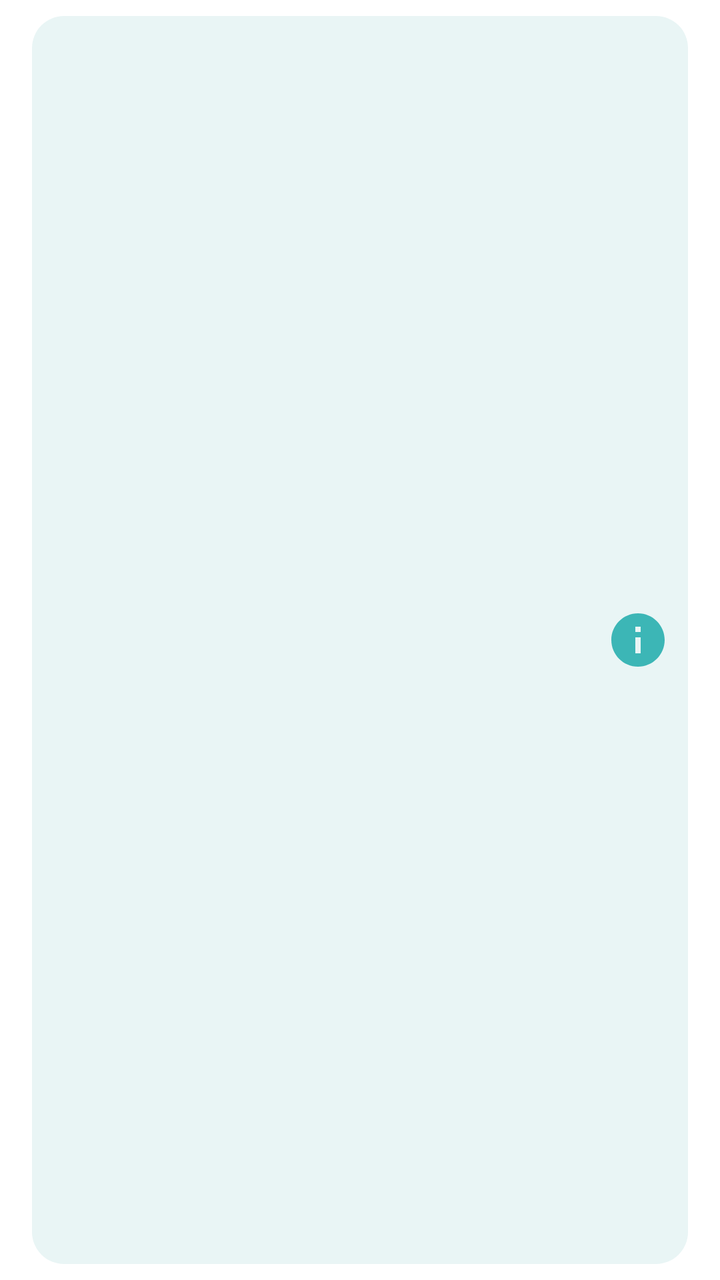
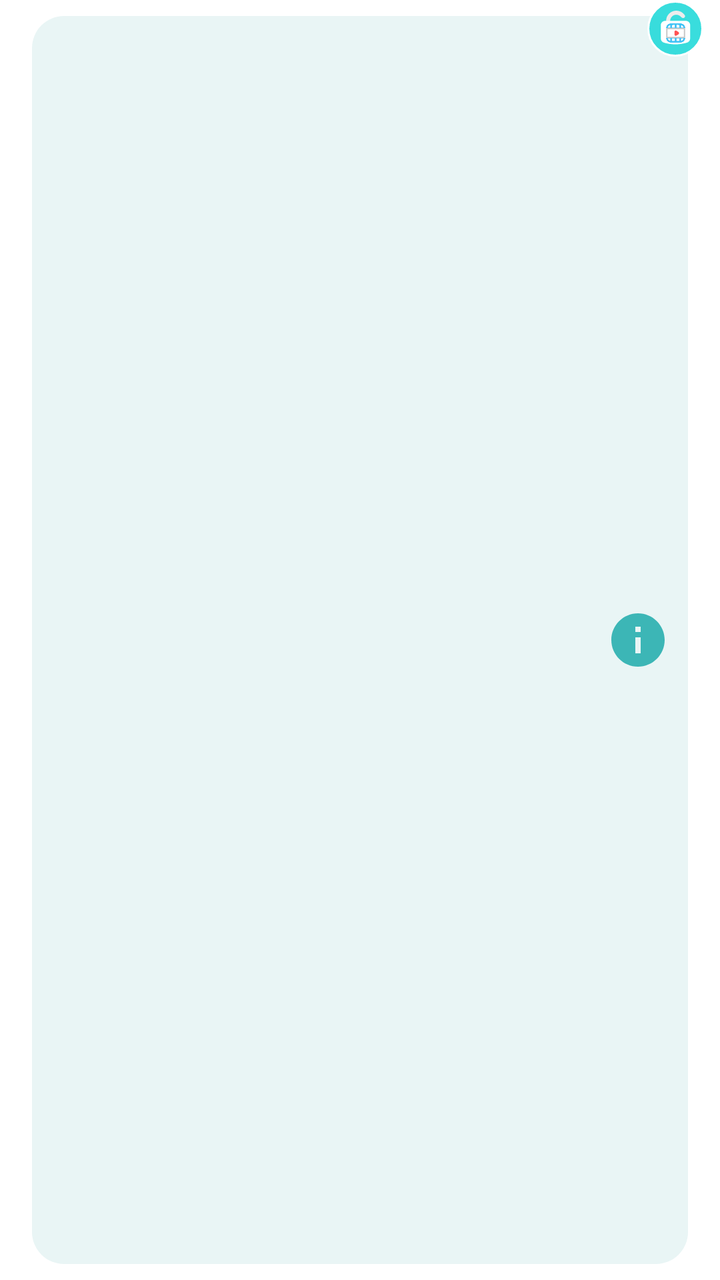

Compare the two renders of this Android layout. The source of the first and the diff that turns it into the second are given below.
<!-- AndroidManifest.xml: application theme Theme.CheckEyesight -->
<!-- res/layout/tab1_item.xml -->
<?xml version="1.0" encoding="utf-8"?>
<RelativeLayout
    xmlns:android="http://schemas.android.com/apk/res/android"
    xmlns:app="http://schemas.android.com/apk/res-auto"
    android:layout_width="wrap_content"
    android:layout_height="wrap_content"
    android:background="@color/white_to_night"

    >

    <androidx.cardview.widget.CardView
        android:layout_width="match_parent"
        android:layout_height="match_parent"
        app:cardCornerRadius="16dp"
        android:layout_marginHorizontal="16dp"
        android:layout_marginVertical="8dp"
        app:cardElevation="0dp"
        app:cardMaxElevation="0dp"
        >

        <RelativeLayout
            android:layout_width="match_parent"
            android:layout_height="match_parent"
            android:background="@color/light_and_dark"

            >

            <ImageView
                android:id="@+id/image_tab1"
                android:layout_width="56dp"
                android:layout_height="56dp"
                android:layout_centerVertical="true"
                android:layout_marginStart="10dp"
                android:layout_marginVertical="18dp"
                />

            <TextView
                android:id="@+id/title_tab1"
                android:layout_width="wrap_content"
                android:layout_height="wrap_content"
                android:layout_centerVertical="true"
                android:layout_toEndOf="@+id/image_tab1"
                android:text=""
                android:textColor="@color/night_to_white"
                android:textSize="16sp"
                android:textStyle="bold"
                android:layout_toStartOf="@+id/info_tab1"
                android:gravity="center_vertical"
                android:maxLines="2"
                android:paddingHorizontal="10dp"

                />

            <Button
                android:id="@+id/info_tab1"
                android:layout_width="50dp"
                android:layout_height="50dp"
                android:layout_alignParentEnd="true"
                android:layout_centerVertical="true"
                android:background="@drawable/ic_info"
                android:textSize="12sp"
                android:padding="10sp"
                android:backgroundTint="#3CB6B6"


                />
        </RelativeLayout>
    </androidx.cardview.widget.CardView>
</RelativeLayout>
<!-- resources referenced by this layout -->
<resources>
  <color name="light_and_dark">#E9F5F5</color>
  <color name="night_to_white">#279494</color>
  <color name="white_to_night">#FFFFFFFF</color>
  <!-- drawable ic_info (drawable) -->
  <vector xmlns:android="http://schemas.android.com/apk/res/android"
      android:width="30dp"
      android:height="30dp"
      android:viewportWidth="30"
      android:viewportHeight="30"
      >
    <group>
      <clip-path
          android:pathData="M15,0L15,0A15,15 0,0 1,30 15L30,15A15,15 0,0 1,15 30L15,30A15,15 0,0 1,0 15L0,15A15,15 0,0 1,15 0z"/>
      <path
          android:pathData="M15,0L15,0A15,15 0,0 1,30 15L30,15A15,15 0,0 1,15 30L15,30A15,15 0,0 1,0 15L0,15A15,15 0,0 1,15 0z"
          />
      <path
          android:pathData="M15,23C10.582,23 7,19.418 7,15C7,10.582 10.582,7 15,7C19.418,7 23,10.582 23,15C23,19.418 19.418,23 15,23ZM14.2,14.2V19H15.8V14.2H14.2ZM14.2,11V12.6H15.8V11H14.2Z"
          android:fillColor="@color/main_color"
  
          />
    </group>
  </vector>
  <style name="Theme.CheckEyesight" parent="Theme.AppCompat.DayNight.DarkActionBar">
          
          <item name="colorPrimary">@color/cardview_dark_background</item>
          <item name="colorPrimaryVariant">@color/black</item>
          <item name="colorOnPrimary">@color/black</item>
          
          <item name="colorSecondary">@color/black</item>
          <item name="colorSecondaryVariant">@color/black</item>
          <item name="colorOnSecondary">@color/black</item>
          
          <item name="background">@color/teal_700</item>
          <item name="fontFamily">@font/balsamiqsans_regular</item>
  
          <item name="android:navigationBarColor">@android:color/transparent</item>
          <item name="android:statusBarColor">@android:color/transparent</item>
          <item name="android:colorControlHighlight">@android:color/transparent</item>
  
      </style>
  <color name="main_color">#279494</color>
  <color name="black">#FF000000</color>
  <color name="teal_700">#7C0C32</color>
</resources>

<!-- the commit's change to res/layout/tab1_item.xml (unified diff, before → after) -->
@@ -1,6 +1,5 @@
 <?xml version="1.0" encoding="utf-8"?>
-<RelativeLayout
-    xmlns:android="http://schemas.android.com/apk/res/android"
+<RelativeLayout xmlns:android="http://schemas.android.com/apk/res/android"
     xmlns:app="http://schemas.android.com/apk/res-auto"
     android:layout_width="wrap_content"
     android:layout_height="wrap_content"
@@ -8,15 +7,16 @@
 
     >
 
+
     <androidx.cardview.widget.CardView
+        android:id="@+id/cardview_tab1"
         android:layout_width="match_parent"
         android:layout_height="match_parent"
-        app:cardCornerRadius="16dp"
         android:layout_marginHorizontal="16dp"
         android:layout_marginVertical="8dp"
+        app:cardCornerRadius="16dp"
         app:cardElevation="0dp"
-        app:cardMaxElevation="0dp"
-        >
+        app:cardMaxElevation="0dp">
 
         <RelativeLayout
             android:layout_width="match_parent"
@@ -30,24 +30,23 @@
                 android:layout_width="56dp"
                 android:layout_height="56dp"
                 android:layout_centerVertical="true"
-                android:layout_marginStart="10dp"
                 android:layout_marginVertical="18dp"
-                />
+                android:layout_marginStart="10dp" />
 
             <TextView
                 android:id="@+id/title_tab1"
                 android:layout_width="wrap_content"
                 android:layout_height="wrap_content"
                 android:layout_centerVertical="true"
+                android:layout_toStartOf="@+id/info_tab1"
                 android:layout_toEndOf="@+id/image_tab1"
+                android:gravity="center_vertical"
+                android:maxLines="2"
+                android:paddingHorizontal="10dp"
                 android:text=""
                 android:textColor="@color/night_to_white"
                 android:textSize="16sp"
                 android:textStyle="bold"
-                android:layout_toStartOf="@+id/info_tab1"
-                android:gravity="center_vertical"
-                android:maxLines="2"
-                android:paddingHorizontal="10dp"
 
                 />
 
@@ -58,12 +57,25 @@
                 android:layout_alignParentEnd="true"
                 android:layout_centerVertical="true"
                 android:background="@drawable/ic_info"
+                android:backgroundTint="#3CB6B6"
+                android:padding="10sp"
                 android:textSize="12sp"
-                android:padding="10sp"
-                android:backgroundTint="#3CB6B6"
 
 
                 />
         </RelativeLayout>
     </androidx.cardview.widget.CardView>
+
+    <ImageView
+        android:id="@+id/ads_image"
+        android:layout_width="28dp"
+        android:layout_height="28dp"
+        android:layout_alignTop="@id/cardview_tab1"
+        android:layout_alignEnd="@id/cardview_tab1"
+        android:layout_marginTop="-8dp"
+        android:layout_marginEnd="-8dp"
+        android:background="@drawable/color_blindness_bac_btns"
+        android:paddingTop="5dp"
+        android:paddingBottom="6dp"
+        android:src="@drawable/icon_ads" />
 </RelativeLayout>
<!-- resource entries referenced after the edit -->
@@ -3,6 +3,13 @@
   <color name="light_and_dark">#E9F5F5</color>
   <color name="night_to_white">#279494</color>
   <color name="white_to_night">#FFFFFFFF</color>
+  <!-- drawable color_blindness_bac_btns (drawable) -->
+  <?xml version="1.0" encoding="utf-8"?>
+  <shape xmlns:android="http://schemas.android.com/apk/res/android">
+      <solid android:color="#F330DCDC" />
+      <corners android:radius="20dp"/>
+      <stroke android:width="1dp" android:color="#FFFFFF"/>
+  </shape>
   <!-- drawable ic_info (drawable) -->
   <vector xmlns:android="http://schemas.android.com/apk/res/android"
       android:width="30dp"
@@ -23,6 +30,7 @@
           />
     </group>
   </vector>
+  <!-- drawable icon_ads: vector/xml drawable (drawable, 7914 chars, omitted) -->
   <style name="Theme.CheckEyesight" parent="Theme.AppCompat.DayNight.DarkActionBar">
           
           <item name="colorPrimary">@color/cardview_dark_background</item>
